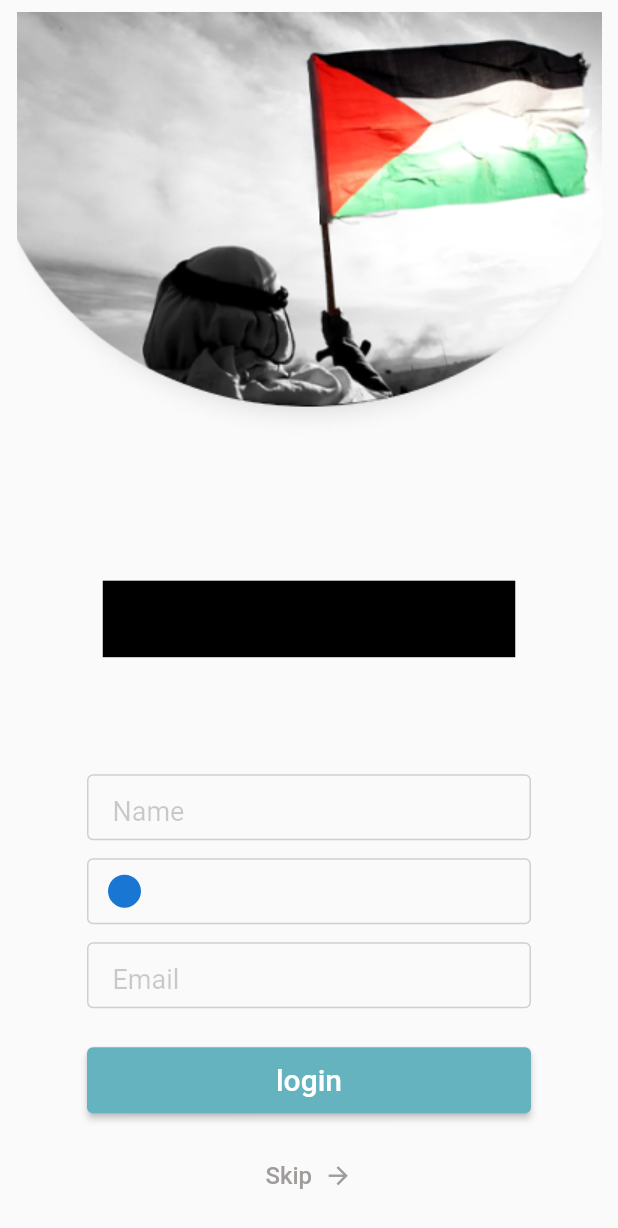
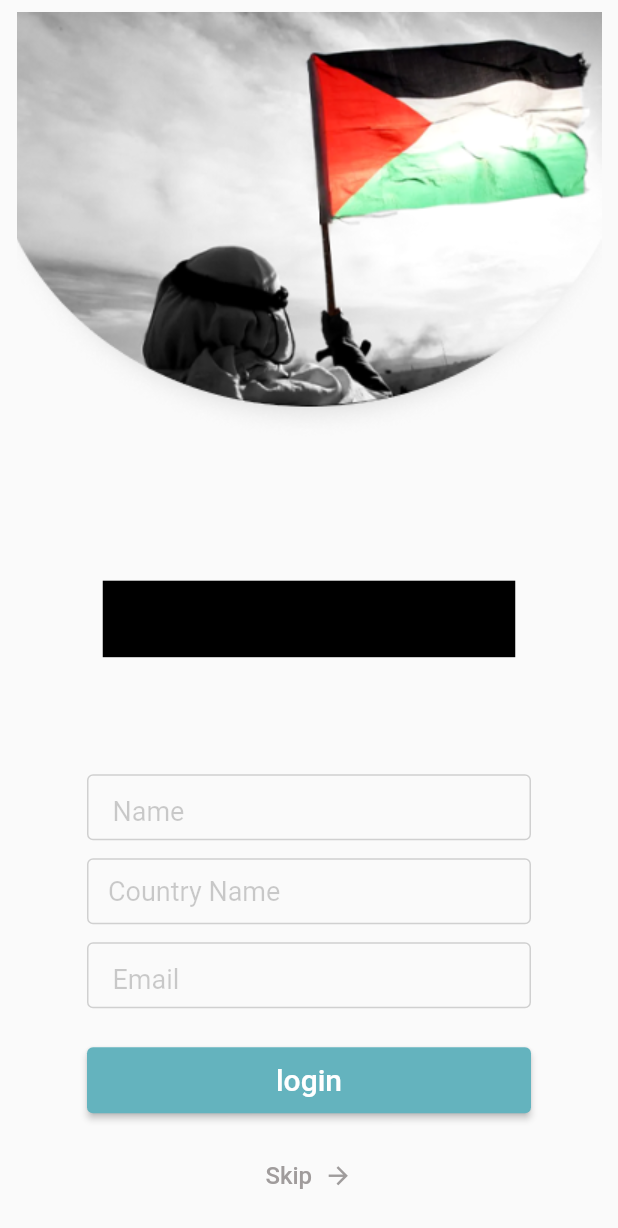
Before and after one commit to WafaaSisalem/palestine, a Flutter app: the LoginPage screen opened directly, on a phone screen of 412 x 824 dp. Shown: the top 1228 px of the screen. Run offline on Flutter 3.47's test engine with Material 2 defaults, Android fonts, the phone set to English and light mode, and no system bars; our stand-ins replace country_picker, flutter_calendar_carousel, flutter_screenutil, table_calendar.

Commit message:
adding files

```diff
--- a/lib/colorhelper.dart
+++ b/lib/colorhelper.dart
@@ -12,4 +12,5 @@ class ColorHelper {
   static const brown7C = Color(0xFF7C5D5D);
   static const green64 = Color(0xFF64B3BE);
   static const black80 = Color(0x80000000);
+  static const orangef7 = Color(0xffF7BF66);
 }
--- a/lib/custom_textfield.dart
+++ b/lib/custom_textfield.dart
@@ -9,6 +9,7 @@ class CustomTextFormField extends StatelessWidget {
     required this.hintText,
   });
   final String hintText;
+
   @override
   Widget build(BuildContext context) {
     return Container(
@@ -19,9 +20,10 @@ class CustomTextFormField extends StatelessWidget {
         decoration: InputDecoration(
           enabledBorder: InputBorder.none,
           focusedBorder: InputBorder.none,
-          contentPadding: EdgeInsets.symmetric(vertical: 10, horizontal: 16),
+          contentPadding:
+              const EdgeInsets.symmetric(vertical: 10, horizontal: 16),
           hintText: hintText,
-          hintStyle: TextStyle(
+          hintStyle: const TextStyle(
             color: ColorHelper.black33,
             fontSize: 18.0,
           ),
--- a/lib/email_login_page.dart
+++ b/lib/email_login_page.dart
@@ -14,7 +14,6 @@ class LoginPage extends StatefulWidget {
 
 class _LoginPageState extends State<LoginPage> {
   String countryName = '';
-
   String countryFlag = '';
 
   @override
@@ -26,9 +25,9 @@ class _LoginPageState extends State<LoginPage> {
           width: double.infinity,
           child: Image.asset('assets/images/2.png'),
         ),
-        SizedBox(height: 85),
+        const SizedBox(height: 85),
         Container(width: 275, height: 51, color: Colors.black),
-        SizedBox(height: 78),
+        const SizedBox(height: 78),
         //if email
         // CustomTextFormField(
         //   hintText: 'Email',
@@ -36,36 +35,10 @@ class _LoginPageState extends State<LoginPage> {
 
         //if email and country
         CustomTextFormField(hintText: 'Name'),
-        SizedBox(
-          height: 12,
-        ),
-        Container(
-          width: 296,
-          height: 44,
-          decoration: buildBorderStyle(),
-          child: Row(
-            children: [
-              SizedBox(
-                width: 13,
-              ),
-              CircleAvatar(
-                radius: 11,
-                child: Text(countryFlag),
-              ),
-              Text(countryName)
-            ],
-          ),
-        ),
-        SizedBox(
-          height: 12,
-        ),
-        CustomTextFormField(hintText: 'Email'),
-        SizedBox(
-          height: 24,
-        ),
-        CustomElevatedButton(
-          btnName: 'login', //if email and country let's go instead of login
-          onPressed: () {
+        const SizedBox(height: 12),
+        GestureDetector(
+          onTap: () {
+            //TODO: SHOW THE DROPMENU
             showCountryPicker(
               context: context,
               showPhoneCode:
@@ -73,9 +46,41 @@ class _LoginPageState extends State<LoginPage> {
               onSelect: (Country country) {
                 countryName = country.displayNameNoCountryCode;
                 countryFlag = country.flagEmoji;
+                setState(() {});
               },
             );
-            setState(() {});
+          },
+          child: Container(
+            width: 296,
+            height: 44,
+            decoration: buildBorderStyle(),
+            child: Row(
+              children: [
+                const SizedBox(
+                  width: 13,
+                ),
+                Text(countryFlag),
+                countryName.isEmpty
+                    ? const Text('Country Name',
+                        style: TextStyle(
+                            color: ColorHelper.black33, fontSize: 18.0))
+                    : Text(countryName, style: const TextStyle(fontSize: 18))
+              ],
+            ),
+          ),
+        ),
+
+        const SizedBox(
+          height: 12,
+        ),
+        CustomTextFormField(hintText: 'Email'),
+        const SizedBox(
+          height: 24,
+        ),
+        CustomElevatedButton(
+          btnName: 'login', //if email and country let's go instead of login
+          onPressed: () {
+            //TODO: LOGIN
           },
           width: 296,
           fontsize: 20,
@@ -84,13 +89,15 @@ class _LoginPageState extends State<LoginPage> {
             child: Directionality(
           textDirection: TextDirection.rtl,
           child: TextButton.icon(
-            icon: Icon(
+            icon: const Icon(
               Icons.arrow_back,
               size: 19,
               color: ColorHelper.grey9F,
             ),
-            onPressed: () {},
-            label: Text(
+            onPressed: () {
+              //TODO: What happens when I press the SKIP button
+            },
+            label: const Text(
               'Skip',
               style: TextStyle(color: ColorHelper.greyA0, fontSize: 16),
             ),
--- a/pubspec.yaml
+++ b/pubspec.yaml
@@ -32,6 +32,8 @@ dependencies:
     sdk: flutter
   flutter_screenutil: ^5.6.1
   country_picker: ^2.0.19
+  flutter_calendar_carousel: ^2.4.2
+  table_calendar: ^3.0.9
 
 dev_dependencies:
 
```
Also changed, not shown: lib/calendar.dart (added, +254 -0 lines), lib/calendartable.dart (added, +88 -0 lines), lib/main.dart (+9 -6 lines), lib/util.dart (added, +52 -0 lines), pubspec.lock.
